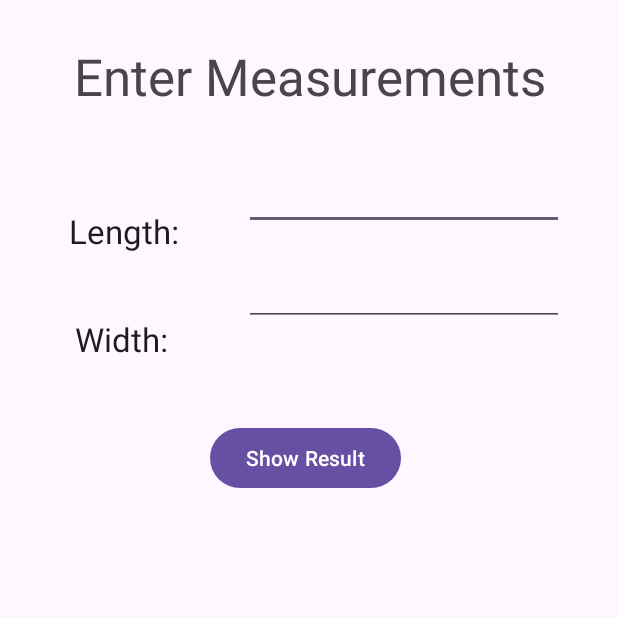
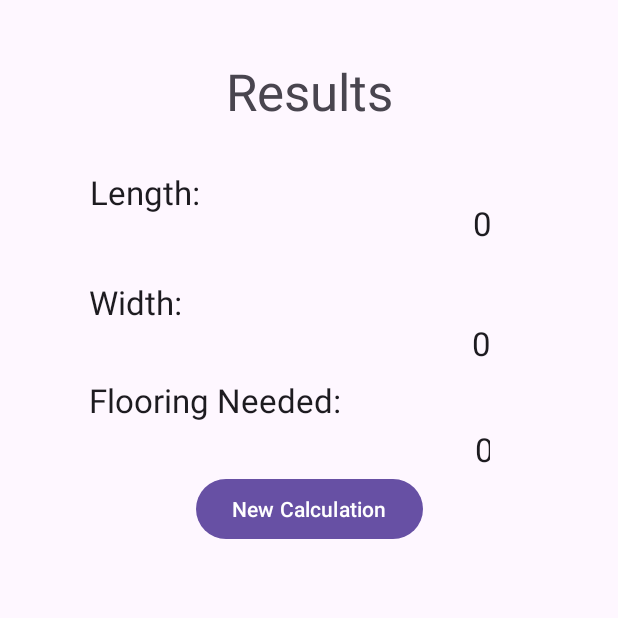
Before and after one commit to vpoquette/Flooring_Calculator_Poquette, an Android app: the screen it shows after launch (MainActivity before the commit, ResultActivity after it), after a tap on "Show Result", on a phone screen of 412 x 824 dp, the top half of it. Run offline under Robolectric (Android 15) with nearby library versions, the phone set to English and light mode, and no system bars; 8 statements that could not run were skipped.

Commit message:
polished functionality

```diff
--- a/app/src/main/java/css/poquette/flooring_calculator_poquette/MainActivity.java
+++ b/app/src/main/java/css/poquette/flooring_calculator_poquette/MainActivity.java
@@ -22,11 +22,13 @@ public class MainActivity extends AppCompatActivity {
         super.onCreate(savedInstanceState);
         setContentView(R.layout.activity_main);
         mainViewModel = new ViewModelProvider(this).get(MainViewModel.class);
+            // we're not really using this are we
 
-        setUpButton();
+        setUpButton(); // separating the button creation + function into another method
     }
 
     private void setUpButton() {
+        // simple variables
         button = findViewById(R.id.showResult);
         length = findViewById(R.id.lengthInput);
         width = findViewById(R.id.widthInput);
@@ -34,12 +36,12 @@ public class MainActivity extends AppCompatActivity {
         button.setOnClickListener(new View.OnClickListener() {
             @Override
             public void onClick(View v) {
-                Log.d("CIS 3334 Flooring", "showResult clicked");   // log button click for debugging using "CIS 3334 Flooring" tag
-                Intent detailActIntent = new Intent(this, ResultActivity.class);
-                detailActIntent.putExtra("length", length);
-                detailActIntent.putExtra("width", width);
-                startActivity(detailActIntent);
-                //mainViewModel.placeOrder();
+                Log.d("CIS 3334 Flooring", "showResult clicked");   // debug check
+                Intent detailActIntent = new Intent(MainActivity.this, ResultActivity.class); // initialize the intent
+                // pass data to result activity
+                detailActIntent.putExtra("length", Double.parseDouble(length.getText().toString())); // no longer simple variables
+                detailActIntent.putExtra("width", Double.parseDouble(width.getText().toString()));
+                startActivity(detailActIntent); // move to result activity
             }
         });
     }
--- a/app/src/main/java/css/poquette/flooring_calculator_poquette/MainViewModel.java
+++ b/app/src/main/java/css/poquette/flooring_calculator_poquette/MainViewModel.java
@@ -9,4 +9,7 @@ public class MainViewModel extends AndroidViewModel {
     public MainViewModel(@NonNull Application application) {
         super(application);
     }
+
+    // hi Tom
+    // fun fact: sharks are older than the North Star
 }
--- a/app/src/main/java/css/poquette/flooring_calculator_poquette/ResultActivity.java
+++ b/app/src/main/java/css/poquette/flooring_calculator_poquette/ResultActivity.java
@@ -2,12 +2,19 @@ package css.poquette.flooring_calculator_poquette;
 
 import androidx.appcompat.app.AppCompatActivity;
 
+import android.content.Intent;
 import android.os.Bundle;
 import android.util.Log;
+import android.view.View;
+import android.widget.Button;
+import android.widget.TextView;
 
 public class ResultActivity extends AppCompatActivity {
 
-    //TextView textViewDescription;
+    TextView lengthResult;
+    TextView widthResult;
+    TextView areaResult;
+    Button returnHome;
 
     @Override
     protected void onCreate(Bundle savedInstanceState) {
@@ -15,11 +22,34 @@ public class ResultActivity extends AppCompatActivity {
         super.onCreate(savedInstanceState);
         setContentView(R.layout.activity_result);
 
-        //textViewDescription = (TextView) findViewById(R.id.textViewDescription);
+        // connect to UI elements
+        lengthResult = (TextView) findViewById(R.id.lengthResult);
+        widthResult = (TextView) findViewById(R.id.widthResult);
+        areaResult = (TextView) findViewById(R.id.areaResult);
 
-        Bundle extras = getIntent().getExtras();
+        Bundle extras = getIntent().getExtras(); // retrieve all passed variables
+        // retrieve specific values
         Double length = extras.getDouble("length");
         Double width = extras.getDouble("width");
-        //textViewDescription.setText(orderedPizza.toString());
+        Double area = (length * width); // calculate area
+
+        // display values
+        lengthResult.setText(length.toString());
+        widthResult.setText(width.toString());
+        areaResult.setText(area.toString());
+
+        setUpButton(); // self-explanatory method
+    }
+
+    private void setUpButton() {
+        returnHome = findViewById(R.id.returnHome);
+        returnHome.setOnClickListener(new View.OnClickListener() {
+            @Override
+            public void onClick(View v) {
+                Log.d("CIS 3334 Flooring", "newCalculation clicked"); // debug tag
+                finish(); // delete current activity and return to initial screen
+                    // beats the alternative of painting over the current activity amirite
+            }
+        });
     }
 }
--- a/app/src/main/res/layout/activity_result.xml
+++ b/app/src/main/res/layout/activity_result.xml
@@ -11,7 +11,7 @@
         android:layout_width="wrap_content"
         android:layout_height="wrap_content"
         android:layout_marginTop="36dp"
-        android:text="Area:"
+        android:text="Flooring Needed:"
         android:textAppearance="@style/TextAppearance.AppCompat.Large"
         app:layout_constraintStart_toStartOf="@+id/widthLabelResults"
         app:layout_constraintTop_toBottomOf="@+id/widthLabelResults" />
@@ -29,14 +29,14 @@
 
     <TextView
         android:id="@+id/areaResult"
-        android:layout_width="wrap_content"
-        android:layout_height="wrap_content"
+        android:layout_width="10dp"
+        android:layout_height="34dp"
         android:text="0"
         android:textAppearance="@style/TextAppearance.AppCompat.Large"
         app:layout_constraintBottom_toBottomOf="parent"
         app:layout_constraintEnd_toEndOf="parent"
-        app:layout_constraintHorizontal_bias="0.788"
-        app:layout_constraintStart_toStartOf="parent"
+        app:layout_constraintHorizontal_bias="0.511"
+        app:layout_constraintStart_toEndOf="@+id/areaLabelResults"
         app:layout_constraintTop_toTopOf="parent"
         app:layout_constraintVertical_bias="0.36" />
 
@@ -46,12 +46,12 @@
         android:layout_height="wrap_content"
         android:text="0"
         android:textAppearance="@style/TextAppearance.AppCompat.Large"
-        app:layout_constraintBottom_toBottomOf="parent"
+        app:layout_constraintBottom_toTopOf="@+id/areaResult"
         app:layout_constraintEnd_toEndOf="parent"
-        app:layout_constraintHorizontal_bias="0.786"
-        app:layout_constraintStart_toStartOf="parent"
+        app:layout_constraintHorizontal_bias="0.696"
+        app:layout_constraintStart_toEndOf="@+id/widthLabelResults"
         app:layout_constraintTop_toTopOf="parent"
-        app:layout_constraintVertical_bias="0.266" />
+        app:layout_constraintVertical_bias="0.838" />
 
     <TextView
         android:id="@+id/lengthResult"
@@ -59,21 +59,21 @@
         android:layout_height="wrap_content"
         android:text="0"
         android:textAppearance="@style/TextAppearance.AppCompat.Large"
-        app:layout_constraintBottom_toBottomOf="parent"
+        app:layout_constraintBottom_toTopOf="@+id/widthResult"
         app:layout_constraintEnd_toEndOf="parent"
-        app:layout_constraintHorizontal_bias="0.784"
-        app:layout_constraintStart_toStartOf="parent"
+        app:layout_constraintHorizontal_bias="0.684"
+        app:layout_constraintStart_toEndOf="@+id/lengthLabelResults"
         app:layout_constraintTop_toTopOf="parent"
-        app:layout_constraintVertical_bias="0.175" />
+        app:layout_constraintVertical_bias="0.726" />
 
     <Button
         android:id="@+id/returnHome"
         android:layout_width="wrap_content"
         android:layout_height="wrap_content"
-        android:layout_marginStart="20dp"
-        android:layout_marginTop="19dp"
+        android:layout_marginTop="34dp"
         android:text="New Calculation"
-        app:layout_constraintStart_toEndOf="@+id/areaLabelResults"
+        app:layout_constraintEnd_toEndOf="parent"
+        app:layout_constraintStart_toStartOf="parent"
         app:layout_constraintTop_toBottomOf="@+id/areaLabelResults" />
 
     <TextView
```
